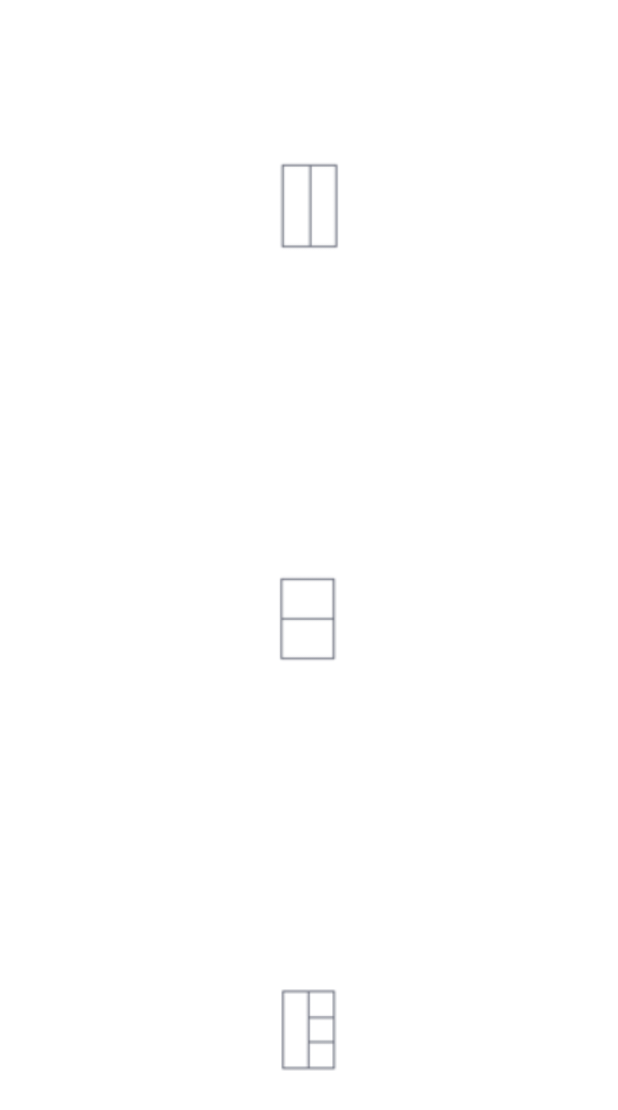
After one commit to pawel2004/Aplikacja_kurs4, an Android app: the ChooseCollageActivity screen opened directly, with no data from a screen before it, on a phone screen of 412 x 824 dp. The commit adds this screen. Shown: the top 1110 px of the screen. Run offline under Robolectric (Android 15) with nearby library versions, the light colour scheme and no system bars.

Commit message:
Lekcja 9

```diff
--- a/app/src/main/java/com/example/grybos/aplikacjakurs4/Activities/AlbumsActivity.java
+++ b/app/src/main/java/com/example/grybos/aplikacjakurs4/Activities/AlbumsActivity.java
@@ -16,6 +16,7 @@ import com.example.grybos.aplikacjakurs4.R;
 import java.io.File;
 import java.util.ArrayList;
 import java.util.Arrays;
+
 
 import androidx.appcompat.app.AlertDialog;
 import androidx.appcompat.app.AppCompatActivity;
--- a/app/src/main/java/com/example/grybos/aplikacjakurs4/Activities/CameraActivity.java
+++ b/app/src/main/java/com/example/grybos/aplikacjakurs4/Activities/CameraActivity.java
@@ -89,6 +89,11 @@ public class CameraActivity extends AppCompatActivity {
             public void onClick(View view) {
 
                 if (control == 1){
+
+                    Intent intent = new Intent();
+                    intent.putExtra("fotoData", fdata);
+                    setResult(888, intent);
+                    finish();
 
                     final AlertDialog.Builder alert = new AlertDialog.Builder(CameraActivity.this);
                     alert.setTitle("Gdzie chcesz zapisać zdjęcie?");
--- /dev/null
+++ b/app/src/main/java/com/example/grybos/aplikacjakurs4/Activities/ChooseCollageActivity.java
@@ -0,0 +1,97 @@
+package com.example.grybos.aplikacjakurs4.Activities;
+
+import android.content.Intent;
+import android.graphics.Point;
+import android.media.Image;
+import android.os.Bundle;
+import android.util.Log;
+import android.view.Display;
+import android.view.View;
+import android.widget.ImageView;
+
+import com.example.grybos.aplikacjakurs4.Helpers.ImageData;
+import com.example.grybos.aplikacjakurs4.R;
+
+import java.util.ArrayList;
+
+import androidx.appcompat.app.AppCompatActivity;
+
+public class ChooseCollageActivity extends AppCompatActivity {
+
+    //zmienne
+    private ImageView image1;
+    private ImageView image2;
+    private ImageView image3;
+    private Point size;
+    private ArrayList<ImageData> list = new ArrayList<>();
+
+    @Override
+    protected void onCreate(Bundle savedInstanceState) {
+        super.onCreate(savedInstanceState);
+        setContentView(R.layout.activity_choose_collage);
+
+        getSupportActionBar().hide();
+
+        image1 = findViewById(R.id.image1);
+        image2 = findViewById(R.id.image2);
+        image3 = findViewById(R.id.image3);
+
+        image1.setOnClickListener(funkcja);
+        image2.setOnClickListener(funkcja);
+        image3.setOnClickListener(funkcja);
+
+        Display display = getWindowManager().getDefaultDisplay();
+        size = new Point();
+        display.getSize(size);
+        Log.d("xxx","szerokość ekranu " + size.x);
+        Log.d("xxx","wysokość ekranu " + size.y);
+
+    }
+
+    private View.OnClickListener funkcja = new View.OnClickListener() {
+        @Override
+        public void onClick(View view) {
+
+            switch (view.getId()){
+
+                case R.id.image1:
+
+                    list.add(new ImageData(0,0,size.x/2, size.y));
+                    list.add(new ImageData(size.x/2 + 1, 0, size.x/2, size.y));
+                    Intent intent = new Intent(ChooseCollageActivity.this, CollageActivity.class);
+                    intent.putExtra("list", list);
+                    startActivity(intent);
+
+                    list.clear();
+
+                    break;
+                case R.id.image2:
+
+                    list.add(new ImageData(0,0,size.x,size.y/2));
+                    list.add(new ImageData(0, size.y/2 + 1, size.x, size.y/2));
+                    Intent intent2 = new Intent(ChooseCollageActivity.this, CollageActivity.class);
+                    intent2.putExtra("list", list);
+                    startActivity(intent2);
+
+                    list.clear();
+
+                    break;
+                case R.id.image3:
+
+                    list.add(new ImageData(0,0,size.x/2, size.y));
+                    list.add(new ImageData(size.x/2 + 1, 0, size.x/2, size.y/3));
+                    list.add(new ImageData(size.x/2 + 1, size.y/3 + 1, size.x/2, size.y/3));
+                    list.add(new ImageData(size.x/2 + 1, (size.y/3 + 1) * 2, size.x/2, size.y/3));
+                    Intent intent3 = new Intent(ChooseCollageActivity.this, CollageActivity.class);
+                    intent3.putExtra("list", list);
+                    startActivity(intent3);
+
+                    list.clear();
+
+                    break;
+            }
+
+        }
+    };
+
+}
--- a/app/src/main/java/com/example/grybos/aplikacjakurs4/Activities/MainActivity.java
+++ b/app/src/main/java/com/example/grybos/aplikacjakurs4/Activities/MainActivity.java
@@ -166,7 +166,7 @@ public class MainActivity extends AppCompatActivity {
             @Override
             public void onClick(View v) {
 
-                newIntent(CollageActivity.class);
+                newIntent(ChooseCollageActivity.class);
 
             }
         });
--- /dev/null
+++ b/app/src/main/res/layout/activity_choose_collage.xml
@@ -0,0 +1,35 @@
+<?xml version="1.0" encoding="utf-8"?>
+<LinearLayout xmlns:android="http://schemas.android.com/apk/res/android"
+    xmlns:app="http://schemas.android.com/apk/res-auto"
+    xmlns:tools="http://schemas.android.com/tools"
+    android:layout_width="match_parent"
+    android:layout_height="match_parent"
+    tools:context=".Activities.ChooseCollageActivity"
+    android:orientation="vertical"
+    android:background="@color/white">
+
+    <ImageView
+        android:layout_width="@dimen/add_button_height"
+        android:layout_height="@dimen/add_button_height"
+        android:src="@drawable/set1"
+        android:layout_weight="1"
+        android:layout_gravity="center"
+        android:id="@+id/image1"/>
+
+    <ImageView
+        android:layout_width="@dimen/add_button_height"
+        android:layout_height="@dimen/add_button_height"
+        android:src="@drawable/set2"
+        android:layout_weight="1"
+        android:layout_gravity="center"
+        android:id="@+id/image2"/>
+
+    <ImageView
+        android:layout_width="@dimen/add_button_height"
+        android:layout_height="@dimen/add_button_height"
+        android:src="@drawable/set3"
+        android:layout_weight="1"
+        android:layout_gravity="center"
+        android:id="@+id/image3"/>
+
+</LinearLayout>
```
Also changed, not shown: app/src/main/AndroidManifest.xml (+7 -3 lines), app/src/main/java/com/example/grybos/aplikacjakurs4/Activities/CollageActivity.java (+56 -0 lines), app/src/main/java/com/example/grybos/aplikacjakurs4/Activities/PhotoActivity.java (+7 -1 lines), app/src/main/java/com/example/grybos/aplikacjakurs4/Helpers/ImageData.java (added, +34 -0 lines), app/src/main/res/layout/activity_collage.xml (+5 -3 lines), app/src/main/res/drawable/set1.png (added), app/src/main/res/drawable/set2.png (added), app/src/main/res/drawable/set3.png (added).
